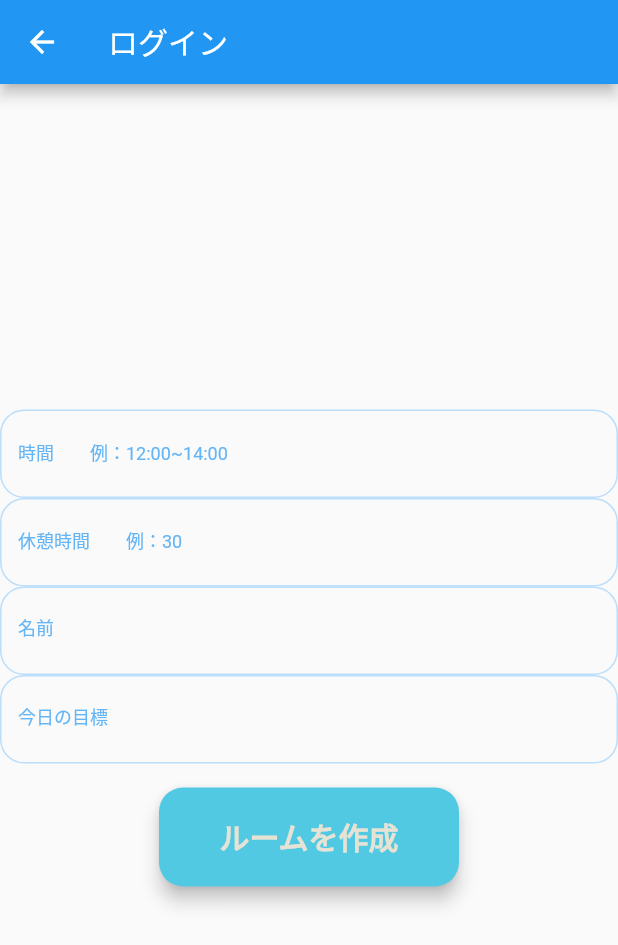
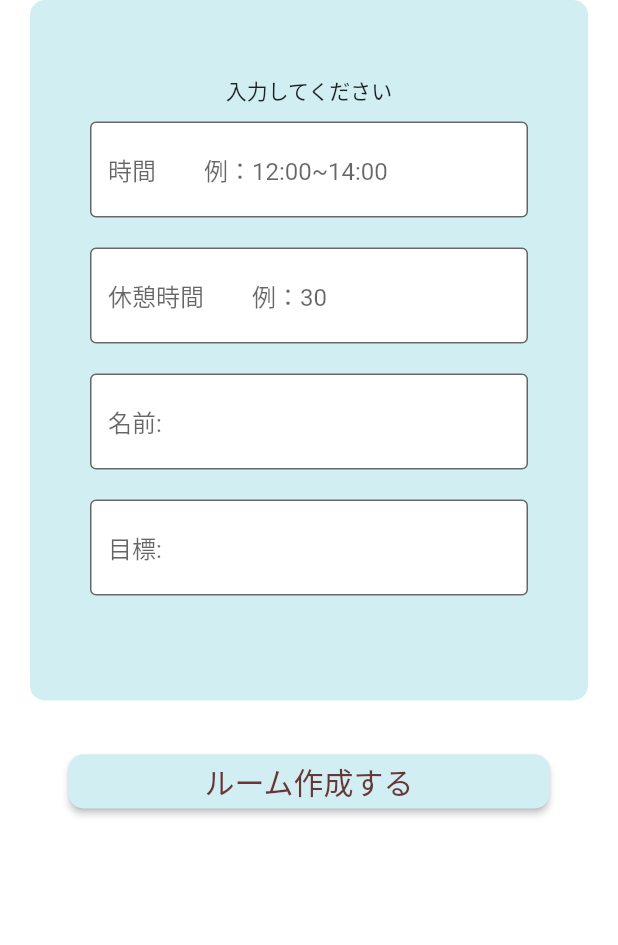
Before and after one commit to Tdrj2716/study_app_hackathon, a Flutter app: the screen it shows after launch, after a tap on "主催者", on a phone screen of 412 x 824 dp. Shown: the top 945 px of the screen. Run offline on Flutter 3.47's test engine with Material 2 defaults, Android fonts, the phone set to English and light mode, and no system bars.

Commit message:
login.dartのデザインの修正とbutton.dart(使わない)

```diff
--- a/lib/login.dart
+++ b/lib/login.dart
@@ -1,132 +1,80 @@
 import 'package:flutter/material.dart';
-
-import 'components/button.dart';
-import 'components/palette.dart';
 
 class LogIn extends StatelessWidget {
   static String id = "login";
   @override
   Widget build(BuildContext context) {
     return Scaffold(
-      appBar: AppBar(
-        title: Text("ログイン"),
-      ),
-      body: Center(
+      resizeToAvoidBottomInset: false,
+      body: SingleChildScrollView(
+        reverse: true,
+        child: Container(
+          padding: const EdgeInsets.only(left:20,right:20,bottom:100),
+          color: Colors.white,
           child: Column(
-            mainAxisAlignment: MainAxisAlignment.center,
             children: [
-              TextFormField(
-                decoration: InputDecoration(
-                  focusedBorder: OutlineInputBorder(
-                    borderRadius: BorderRadius.circular(16),
-                    borderSide: const BorderSide(
-                      color: kPrime2,
-                      width: 2.0,
+              Container(
+                padding: const EdgeInsets.only(top:50,bottom:60),
+                decoration: BoxDecoration(
+                  color: Color(0xFFD1EEF3),
+                  borderRadius: BorderRadius.circular(10),
+                ),
+
+                child: Column(
+                  crossAxisAlignment: CrossAxisAlignment.start,
+                  children: <Widget>[
+                    Container(
+                      alignment: Alignment.topCenter,
+                      child: Text('入力してください'),
                     ),
-                  ),
-                  labelStyle: TextStyle(
-                    fontSize: 12,
-                    color: Colors.blue[300],
-                  ),
-                  labelText: '時間　　例：12:00~14:00',
-                  floatingLabelStyle: const TextStyle(fontSize: 12),
-                  enabledBorder: OutlineInputBorder(
-                    borderRadius: BorderRadius.circular(16),
-                    borderSide: BorderSide(
-                      color: Colors.blue[100]!,
-                      width: 1.0,
-                    ),
-                  ),
+                    _textField('時間　　例：12:00~14:00'),
+                    _textField('休憩時間　　例：30'),
+                    _textField('名前:'),
+                    _textField('目標:'),
+
+
+
+                  ],
                 ),
               ),
-              TextFormField(
-                decoration: InputDecoration(
-                  focusedBorder: OutlineInputBorder(
-                    borderRadius: BorderRadius.circular(16),
-                    borderSide: const BorderSide(
-                      color: Colors.blue,
-                      width: 2.0,
-                    ),
-                  ),
-                  labelStyle: TextStyle(
-                    fontSize: 12,
-                    color: Colors.blue[300],
-                  ),
-                  labelText: '休憩時間　　例：30',
-                  floatingLabelStyle: const TextStyle(fontSize: 12),
-                  enabledBorder: OutlineInputBorder(
-                    borderRadius: BorderRadius.circular(16),
-                    borderSide: BorderSide(
-                      color: Colors.blue[100]!,
-                      width: 1.0,
-                    ),
-                  ),
-                ),
+              Container(
+                  alignment: Alignment.bottomCenter,
+                  padding: const EdgeInsets.only(top:30,bottom:0),
+                  child: ElevatedButton(
+                      child: Text('               ルーム作成する               ',
+                        style: TextStyle(
+                          color: Color(0xFF693636),
+                          fontSize: 20,
+                        ),
+                      ),
+                      style: ElevatedButton.styleFrom(
+                        shape: RoundedRectangleBorder(
+                          borderRadius: BorderRadius.circular(10),
+                        ),
+                        primary: Color(0xFFD1EEF3),
+
+                      ),
+                      onPressed: () {
+                        Navigator.pushNamed(context, LogIn.id);
+                      })
               ),
-              TextFormField(
-                decoration: InputDecoration(
-                  focusedBorder: OutlineInputBorder(
-                    borderRadius: BorderRadius.circular(16),
-                    borderSide: const BorderSide(
-                      color: Colors.blue,
-                      width: 2.0,
-                    ),
-                  ),
-                  labelStyle: TextStyle(
-                    fontSize: 12,
-                    color: Colors.blue[300],
-                  ),
-                  labelText: '名前',
-                  floatingLabelStyle: const TextStyle(fontSize: 12),
-                  enabledBorder: OutlineInputBorder(
-                    borderRadius: BorderRadius.circular(16),
-                    borderSide: BorderSide(
-                      color: Colors.blue[100]!,
-                      width: 1.0,
-                    ),
-                  ),
-                ),
-              ),
-              TextFormField(
-                decoration: InputDecoration(
-                  focusedBorder: OutlineInputBorder(
-                    borderRadius: BorderRadius.circular(16),
-                    borderSide: const BorderSide(
-                      color: Colors.blue,
-                      width: 2.0,
-                    ),
-                  ),
-                  labelStyle: TextStyle(
-                    fontSize: 12,
-                    color: Colors.blue[300],
-                  ),
-                  labelText: '今日の目標',
-                  floatingLabelStyle: const TextStyle(fontSize: 12),
-                  enabledBorder: OutlineInputBorder(
-                    borderRadius: BorderRadius.circular(16),
-                    borderSide: BorderSide(
-                      color: Colors.blue[100]!,
-                      width: 1.0,
-                    ),
-                  ),
-                ),
-              ),
-              RoundedButton(
-                buttonColor: kPrime,
-                buttonTitle: "ルームを作成",
-                onPressed: () {},
-              )
-              // ElevatedButton(
-              //   child: const Text('ルームを作成'),
-              //   style: ElevatedButton.styleFrom(
-              //     primary: Color.fromRGBO(0, 220, 230, 1),
-              //     onPrimary: Color.fromRGBO(130, 120, 100, 1),
-              //   ),
-              //   onPressed: () {},
-              // ),
-
             ],
-          )),
+          ),
+        ),
+      ),
     );
   }
+
+  Widget _textField(String hintText) {
+    return Container(
+        padding: const EdgeInsets.symmetric(horizontal: 40, vertical: 10),
+        child: TextField(
+          decoration: InputDecoration(
+              fillColor: Colors.white,
+              filled: true,
+              border: OutlineInputBorder(),
+              hintText: hintText),
+        ));
+
+  }
 }
```
Also changed, not shown: lib/components/button.dart (+78 -0 lines).
